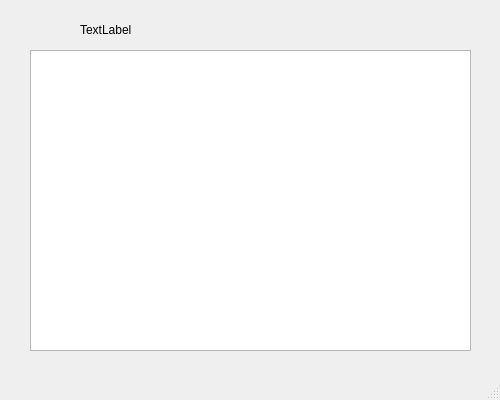
The window that ReportWindow.ui (johnsonliu999/cerv) describes before a commit, drawn with Qt 5.
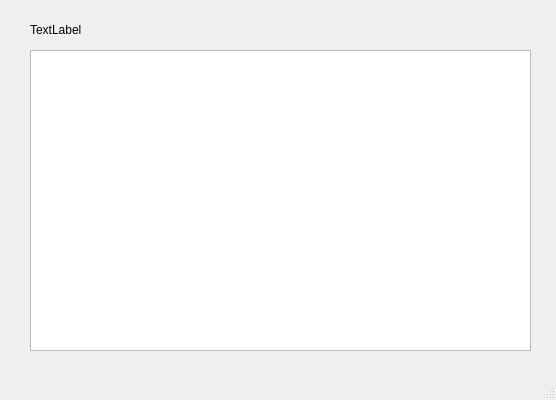
The same window after the commit.

```diff
--- a/ReportWindow.ui
+++ b/ReportWindow.ui
@@ -6,7 +6,7 @@
    <rect>
     <x>0</x>
     <y>0</y>
-    <width>500</width>
+    <width>556</width>
     <height>400</height>
    </rect>
   </property>
@@ -18,7 +18,7 @@
   </property>
   <property name="maximumSize">
    <size>
-    <width>500</width>
+    <width>800</width>
     <height>400</height>
    </size>
   </property>
@@ -31,15 +31,21 @@
      <rect>
       <x>30</x>
       <y>50</y>
-      <width>441</width>
+      <width>501</width>
       <height>301</height>
      </rect>
     </property>
+    <property name="sizePolicy">
+     <sizepolicy hsizetype="Expanding" vsizetype="Expanding">
+      <horstretch>0</horstretch>
+      <verstretch>0</verstretch>
+     </sizepolicy>
+    </property>
    </widget>
    <widget class="QLabel" name="label">
     <property name="geometry">
      <rect>
-      <x>80</x>
+      <x>30</x>
       <y>20</y>
       <width>341</width>
       <height>20</height>
```
Left out of the diff: 2 changed lines with no effect on the pictures.
